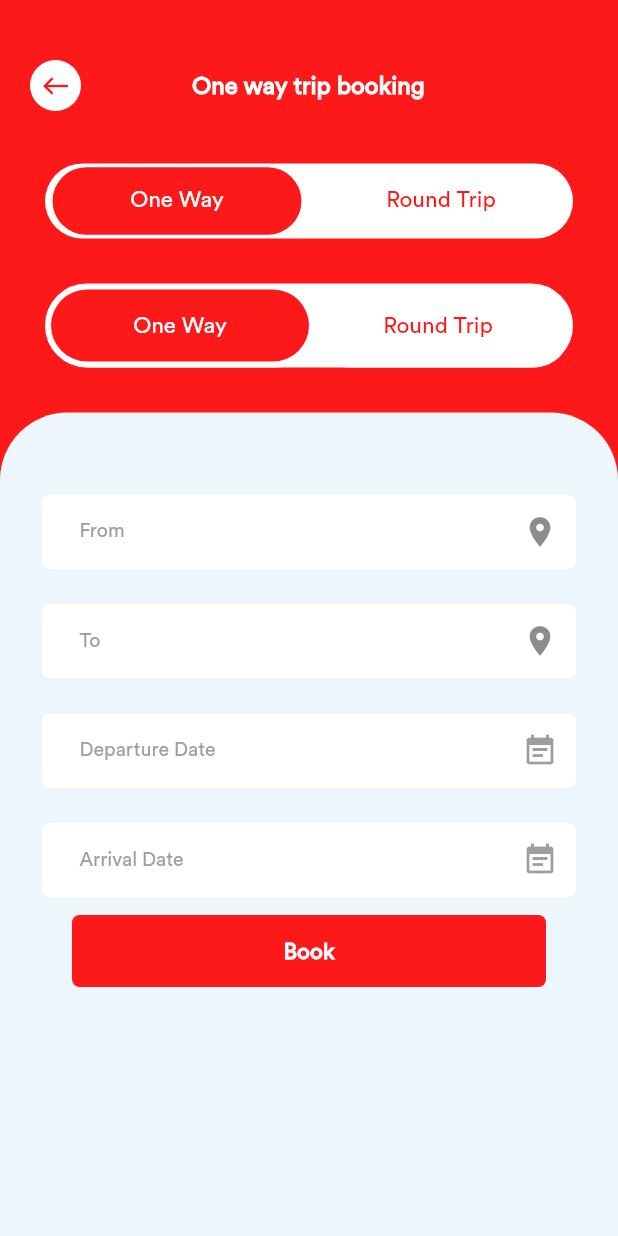
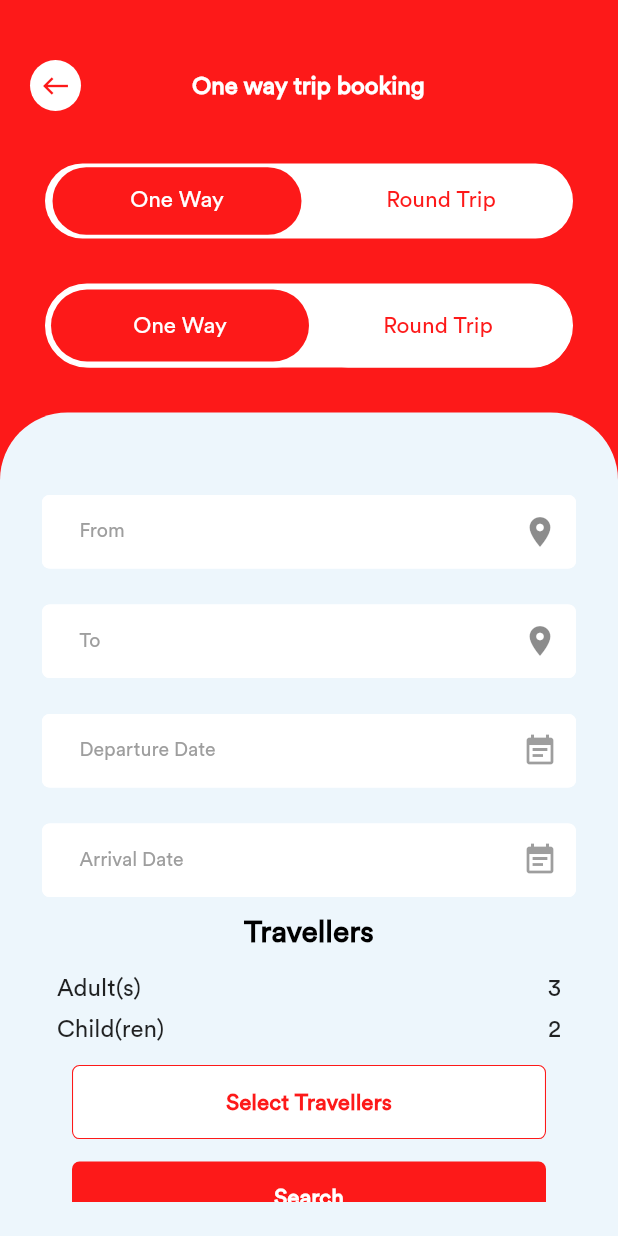
Before and after one commit to Ncjustus123/bkingxxs, a Flutter app: the BookASeatPage screen opened by its route, on a phone screen of 412 x 824 dp. Run offline on Flutter 3.47's test engine with Material 2 defaults, Android fonts, the light colour scheme and no system bars; our stand-ins replace after_layout, bubble_tab_indicator, dropdown_search, flutter_easyloading, get, shared_preferences; missing offline and left inert: flutter_google_places, flutter_paystack, flutterwave, google_maps_webservice; accounts and stored records are empty.

Commit message:
Peter first commit

```diff
--- a/lib/view/booking/book_a_seat.dart
+++ b/lib/view/booking/book_a_seat.dart
@@ -260,9 +260,60 @@ class _BookASeatPageState extends State<BookASeatPage> {
                               label: 'Arrival Date',
                             ),
                           ),
-                          Buttons.coloredButton(
+                          Text(
+                            "Travellers",
+                            style: textStyle1,
+                          ),
+                          Padding(
+                            padding: const EdgeInsets.all(15.0),
+                            child: Column(
+                              children: [
+                                Row(
+                                  children: [
+                                    Expanded(
+                                        child: Text(
+                                      'Adult(s)',
+                                      style: TextStyle(
+                                          fontSize: 16,
+                                          fontWeight: FontWeight.w500),
+                                    )),
+                                    Expanded(
+                                        child: Text(
+                                      '3',
+                                      textAlign: TextAlign.right,
+                                      style: TextStyle(
+                                          fontSize: 16,
+                                          fontWeight: FontWeight.w500),
+                                    )),
+                                  ],
+                                ),
+                                SizedBox(height: 8),
+                                Row(
+                                  children: [
+                                    Expanded(
+                                        child: Text(
+                                      'Child(ren)',
+                                      style: TextStyle(
+                                          fontSize: 16,
+                                          fontWeight: FontWeight.w500),
+                                    )),
+                                    Expanded(
+                                        child: Text(
+                                      '2',
+                                      textAlign: TextAlign.right,
+                                      style: TextStyle(
+                                          fontSize: 16,
+                                          fontWeight: FontWeight.w500),
+                                    )),
+                                  ],
+                                ),
+                              ],
+                            ),
+                          ),
+
+                          Buttons.whiteButton(
                             context: context,
-                            title: 'Book',
+                            title: 'Select Travellers',
                             onTap: () {
                               showModalBottomSheet(
                                 context: context,
@@ -274,12 +325,7 @@ class _BookASeatPageState extends State<BookASeatPage> {
                               );
                             },
                           ),
-
-                          // Center(
-                          //     child: Text(
-                          //   "Travellers",
-                          //   style: textStyle1,
-                          // )),
+                          //
                           // SizedBox(height: 30),
                           // Row(
                           //   mainAxisAlignment: MainAxisAlignment.spaceEvenly,
@@ -302,9 +348,14 @@ class _BookASeatPageState extends State<BookASeatPage> {
                           //     Expanded(child: booking.childrentravellersButton()),
                           //   ],
                           // ),
-                          SizedBox(
-                            height: 50,
+                          SizedBox(height: 15),
+                          Buttons.coloredButton(
+                            context: context,
+                            title: 'Search',
+                            onTap: () {},
                           ),
+                          SizedBox(height: 20),
+
                         ],
                       ),
                     ),
```
